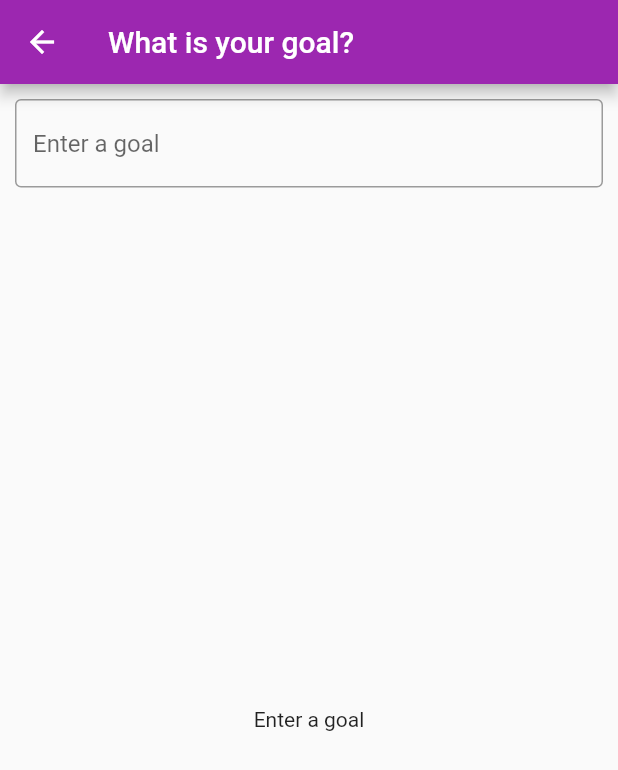
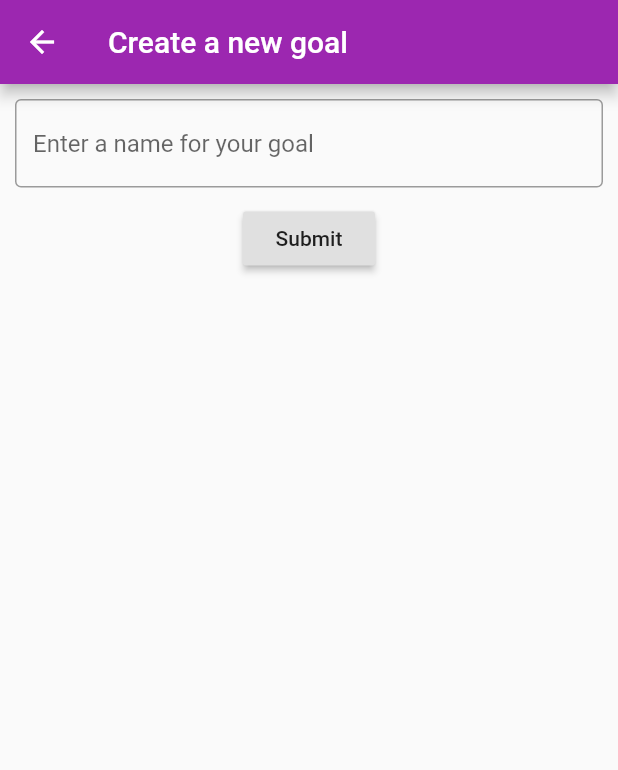
Before and after one commit to RebeccaSyria/habittracker, a Flutter app: the screen it shows after launch, item 2 of the bottom bar chosen, after a tap on "Create New Goal", on a phone screen of 412 x 824 dp. Shown: the top 770 px of the screen. Run offline on Flutter 3.47's test engine with Material 2 defaults, Android fonts, the phone set to English and light mode, and no system bars; our stand-ins replace bloc, equatable, flutter_bloc, sembast.

Commit message:
fix create goal page

```diff
--- a/lib/create_goal_page.dart
+++ b/lib/create_goal_page.dart
@@ -1,30 +1,42 @@
 import 'package:flutter/material.dart';
+import 'package:habittracker/model/goal/goal.dart';
 
-class CreateGoalPage extends StatelessWidget {
+class CreateGoalPage extends StatefulWidget {
+  _CreateGoalPageState createState() => _CreateGoalPageState();
+}
+
+class _CreateGoalPageState extends State<CreateGoalPage> {
+  String _goalName = "";
+
   @override
   Widget build(BuildContext context) {
     return Scaffold(
-      appBar: AppBar(title: Text('What is your goal?')),
+      appBar: AppBar(title: Text('Create a new goal')),
       body: Column(
         children: <Widget>[
           Padding(
             padding: const EdgeInsets.all(10.0),
             child: TextField(
               decoration: InputDecoration(
-                  border: OutlineInputBorder(), hintText: 'Enter a goal'),
-              onChanged: (query) { },
+                  border: OutlineInputBorder(), hintText: 'Enter a name for your goal'),
+              onChanged: (query) {
+                setState(() {
+                  _goalName = query;
+                });
+              },
             ),
           ),
-          Expanded(
-            child: _buildResults(),
+          RaisedButton(
+            child: Text("Submit"),
+            onPressed: () {
+              Goal goal = Goal(name: _goalName);
+              print(goal);
+              //TODO dispatch AddGoal here
+              Navigator.pop(context);
+            },
           )
         ],
       ),
     );
   }
-
-
-  Widget _buildResults() {
-    return Center(child: Text('Enter a goal'));
-  }
 }
--- a/lib/widgets/habits_list.dart
+++ b/lib/widgets/habits_list.dart
@@ -44,13 +44,16 @@ class _HabitListState extends State<HabitList> {
             child: CircularProgressIndicator(),
           );
         } else if (state is HabitsLoaded) {
-          print("habitsLoaded");
+          if(state.habits.length > 0) {
             return ListView.builder(itemBuilder: (context, index) {
               final displayedHabit = state.habits[index];
               return HabitTile(habit: displayedHabit);
             },
                 itemCount: state.habits.length
             );
+          } else {
+            return Card();
+          }
         }
         else return Card();
       },
```
Also changed, not shown: lib/create_habit_page.dart (+6 -1 lines). Lines whose indentation alone changed are shown as unchanged.
